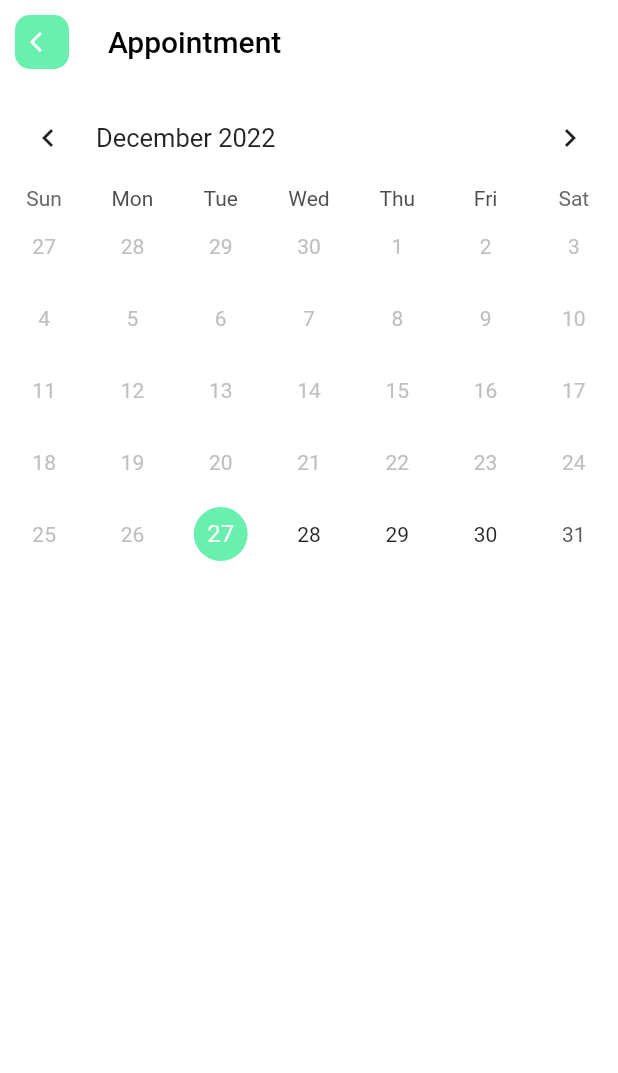
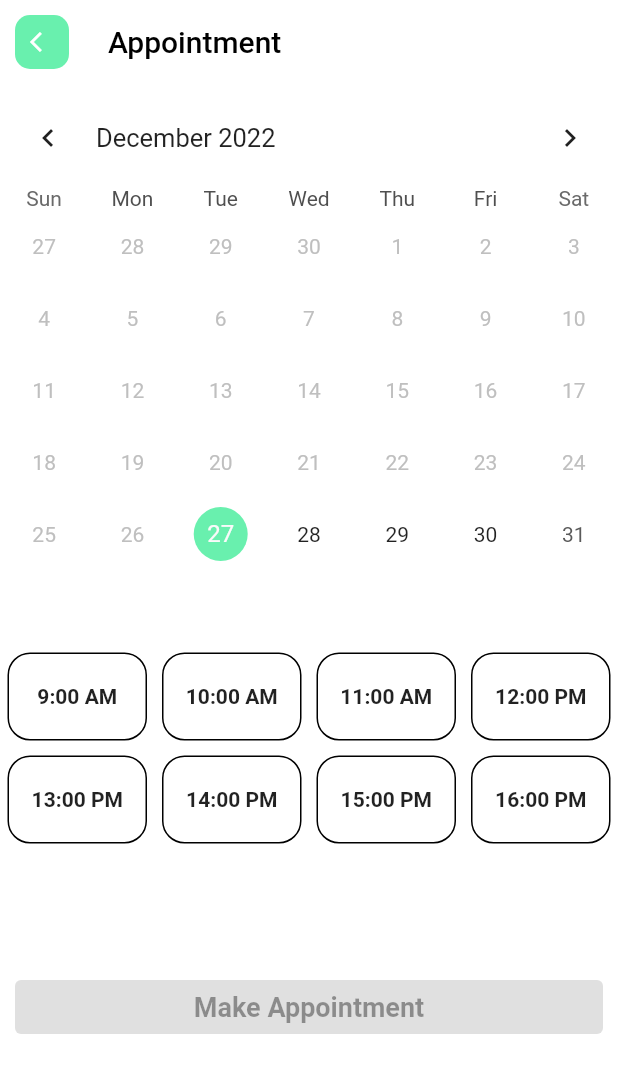
Before and after one commit to caosdp-rs/doctor_mobile, a Flutter app: the BookingPage screen opened by its route, on a phone screen of 412 x 824 dp. Shown: the top 1073 px of the screen. Run offline on Flutter 3.47's test engine with Material 2 defaults, Android fonts, the light colour scheme and no system bars; drawn by our look-alikes of table_calendar; our stand-ins replace font_awesome_flutter, google_sign_in, lottie.

Commit message:
TErminando o mobile

```diff
--- a/lib/main.dart
+++ b/lib/main.dart
@@ -1,5 +1,7 @@
+import 'package:doctor_flutter_laravel/screens/appointment_page.dart';
 import 'package:doctor_flutter_laravel/screens/auth_page.dart';
 import 'package:doctor_flutter_laravel/screens/booking_page.dart';
+import 'package:doctor_flutter_laravel/screens/success_booked.dart';
 import 'package:doctor_flutter_laravel/screens/doctor_details.dart';
 import 'package:doctor_flutter_laravel/utils/config.dart';
 import 'package:doctor_flutter_laravel/utils/main_layout.dart';
@@ -44,6 +46,7 @@ class MyApp extends StatelessWidget {
         'main': (context) => const MainLayout(),
         'doc_details': (context) => const DoctorDetails(),
         'booking_page': (context) => const BookingPage(),
+        'success_booking': (context) => const AppointmentBooked(),
       },
     );
   }
--- a/lib/screens/booking_page.dart
+++ b/lib/screens/booking_page.dart
@@ -1,3 +1,4 @@
+import 'package:doctor_flutter_laravel/components/button.dart';
 import 'package:doctor_flutter_laravel/components/custom_appbar.dart';
 import 'package:doctor_flutter_laravel/utils/config.dart';
 import 'package:flutter/material.dart';
@@ -36,7 +37,81 @@ class _BookingPageState extends State<BookingPage> {
                     padding: EdgeInsets.symmetric(horizontal: 10, vertical: 25))
               ],
             ),
-          )
+          ),
+          _isWeekend
+              ? SliverToBoxAdapter(
+                  child: Container(
+                    padding: const EdgeInsets.symmetric(
+                        horizontal: 10, vertical: 30),
+                    alignment: Alignment.center,
+                    child: const Text(
+                      'Weekend is not available, please select another date',
+                      style: TextStyle(
+                        fontSize: 18,
+                        fontWeight: FontWeight.bold,
+                        color: Colors.grey,
+                      ),
+                    ),
+                  ),
+                )
+              : SliverGrid(
+                  delegate: SliverChildBuilderDelegate(
+                    (context, index) {
+                      return InkWell(
+                        splashColor: Colors.transparent,
+                        onTap: () {
+                          //when selected, update current index and set time selected to true
+                          setState(() {
+                            _currentIndex = index;
+                            _timeSelected = true;
+                          });
+                        },
+                        child: Container(
+                          margin: const EdgeInsets.all(5),
+                          decoration: BoxDecoration(
+                            border: Border.all(
+                              color: _currentIndex == index
+                                  ? Colors.white
+                                  : Colors.black,
+                            ),
+                            borderRadius: BorderRadius.circular(15),
+                            color: _currentIndex == index
+                                ? Config.primaryColor
+                                : null,
+                          ),
+                          alignment: Alignment.center,
+                          child: Text(
+                            '${index + 9}:00 ${index + 9 > 11 ? "PM" : "AM"}',
+                            style: TextStyle(
+                                fontWeight: FontWeight.bold,
+                                color: _currentIndex == index
+                                    ? Colors.white
+                                    : null),
+                          ),
+                        ),
+                      );
+                    },
+                    childCount: 8,
+                  ),
+                  gridDelegate: const SliverGridDelegateWithFixedCrossAxisCount(
+                      crossAxisCount: 4, childAspectRatio: 1.5),
+                ),
+          SliverToBoxAdapter(
+            child: Container(
+              padding: const EdgeInsets.symmetric(
+                horizontal: 10,
+                vertical: 80,
+              ),
+              child: Button(
+                width: double.infinity,
+                title: 'Make Appointment',
+                onPressed: () {
+                  Navigator.of(context).pushNamed('success_booking');
+                },
+                disable: _timeSelected && _dateSelected ? false : true,
+              ),
+            ),
+          ),
         ],
       ),
     );
```
Also changed, not shown: assets/success.json (added, +1 -0 lines), lib/screens/success_booked.dart (added, +41 -0 lines), 1 other file.
